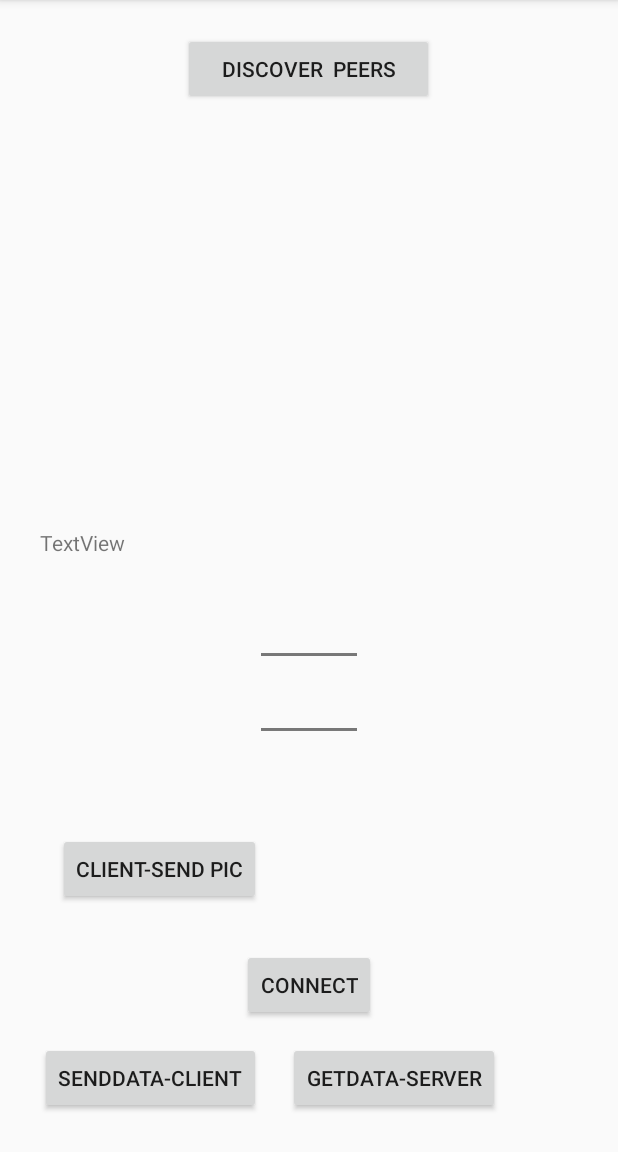
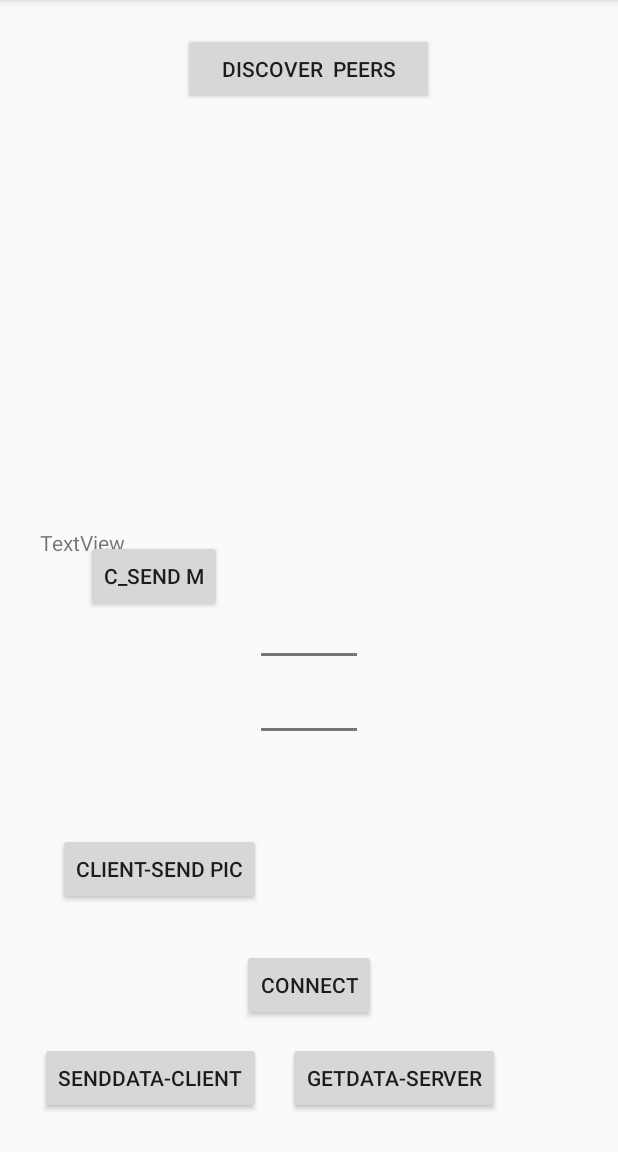
Before and after one commit to SYED-AFSAHUL/WiFiDirect, an Android app: the screen it shows after launch (MainActivity), after a tap on "CLIENT-SEND PIC", on a phone screen of 412 x 824 dp, the part 84-1236 px from its top. Run offline under Robolectric (Android 15) with nearby library versions, the phone set to English and light mode, and no system bars.

Commit message:
Added button

```diff
--- a/app/src/main/java/com/example/afsahulsyed/wifid3/MainActivity.java
+++ b/app/src/main/java/com/example/afsahulsyed/wifid3/MainActivity.java
@@ -42,6 +42,7 @@ public class MainActivity extends AppCompatActivity {
     Button sendDataBT;
     Button receiveDataBT;
     Button sendPicBT;
+    Button sendMusBT;
     NumberPicker deviceNoNP;
 
     private List peers = new ArrayList();
@@ -66,6 +67,7 @@ public class MainActivity extends AppCompatActivity {
         sendDataBT = (Button)findViewById(R.id.buttonC);
         receiveDataBT = (Button)findViewById(R.id.buttonS);
         sendPicBT = (Button)findViewById(R.id.buttonCsP);
+        sendMusBT = (Button)findViewById(R.id.buttonCm);
         deviceNoNP = (NumberPicker)findViewById(R.id.numberPicker);
         deviceNoNP.setMinValue(1);
         deviceNoNP.setWrapSelectorWheel(true);
@@ -86,17 +88,6 @@ public class MainActivity extends AppCompatActivity {
         Log.d(TAG,"initReceiver");
         mManager = (WifiP2pManager) getSystemService(Context.WIFI_P2P_SERVICE);
         mChannel = mManager.initialize(this, getMainLooper(), null);
-
-        /*try {
-            Method method1 = mManager.getClass().getMethod("enableP2p", WifiP2pManager.Channel.class);
-            method1.invoke(mManager, mChannel);
-            //Toast.makeText(getActivity(), "method found",
-            //       Toast.LENGTH_SHORT).show();
-        } catch (Exception e) {
-            Toast.makeText(getApplicationContext(), "method did not found",
-               Toast.LENGTH_SHORT).show();
-             e.printStackTrace();
-        }*/
 
         WifiP2pManager.PeerListListener mPeerListListener = new WifiP2pManager.PeerListListener() {
             @Override
@@ -199,9 +190,21 @@ public class MainActivity extends AppCompatActivity {
             public void onClick(View v) {
                 Log.d(TAG,"sendPicBT clicked");
                 Intent intent = new Intent(Intent.ACTION_GET_CONTENT);
-                intent.setType("image/*");
+                intent.setType("mp3/*");
                 startActivityForResult(intent, 20);
                 //sendPicClient();
+            }
+        });
+
+        sendMusBT.setOnClickListener(new View.OnClickListener() {
+            @Override
+            public void onClick(View v) {
+                Log.d(TAG,"sendMusBT");
+
+                Intent mIntentMus = new Intent(Intent.ACTION_GET_CONTENT);
+                mIntentMus.setType("audio/*");
+                //startActivityForResult(Intent.createChooser(intent, getString(R.string.select_audio_file_title)), REQ_CODE_PICK_SOUNDFILE);
+                startActivityForResult(mIntentMus,30);
             }
         });
     }
--- a/app/src/main/res/layout/activity_main.xml
+++ b/app/src/main/res/layout/activity_main.xml
@@ -75,4 +75,13 @@
         android:text="Client-send Pic"
         android:layout_above="@+id/button2"
         android:layout_toStartOf="@+id/numberPicker" />
+
+    <Button
+        android:id="@+id/buttonCm"
+        android:layout_width="wrap_content"
+        android:layout_height="wrap_content"
+        android:layout_centerVertical="true"
+        android:layout_marginEnd="13dp"
+        android:layout_toStartOf="@+id/button2"
+        android:text="C_send M" />
 </RelativeLayout>
```
